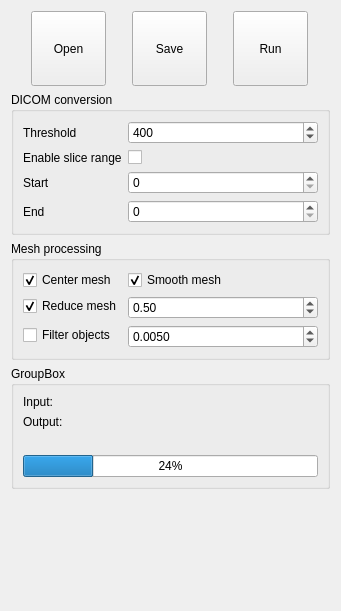
eidelen/DicomToMesh, file gui/d2mWidget.ui: the form before one commit.
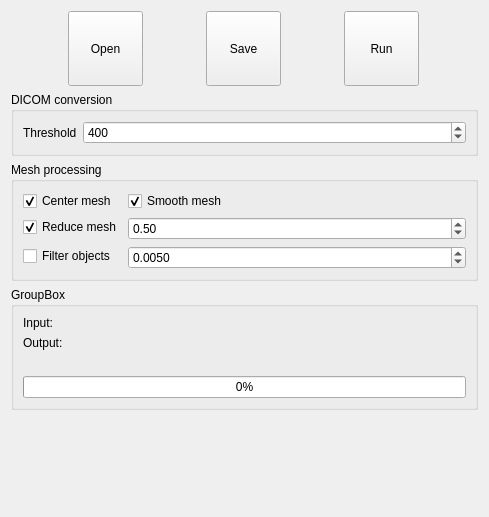
The form after the commit. Icons and pictures are not drawn.

The edit to the form file:
```diff
--- a/gui/d2mWidget.ui
+++ b/gui/d2mWidget.ui
@@ -6,8 +6,8 @@
    <rect>
     <x>0</x>
     <y>0</y>
-    <width>341</width>
-    <height>611</height>
+    <width>489</width>
+    <height>517</height>
    </rect>
   </property>
   <property name="sizePolicy">
@@ -93,77 +93,6 @@
      </item>
     </layout>
    </item>
-   <item row="1" column="0">
-    <widget class="QGroupBox" name="groupBox">
-     <property name="title">
-      <string>DICOM conversion</string>
-     </property>
-     <layout class="QFormLayout" name="formLayout_3">
-      <item row="2" column="0">
-       <widget class="QLabel" name="label">
-        <property name="text">
-         <string>Threshold</string>
-        </property>
-       </widget>
-      </item>
-      <item row="2" column="1">
-       <widget class="QSpinBox" name="thresholdSpinBox">
-        <property name="minimum">
-         <number>-20000</number>
-        </property>
-        <property name="maximum">
-         <number>20000</number>
-        </property>
-        <property name="value">
-         <number>400</number>
-        </property>
-       </widget>
-      </item>
-      <item row="3" column="0">
-       <widget class="QLabel" name="label_4">
-        <property name="text">
-         <string>Enable slice range</string>
-        </property>
-       </widget>
-      </item>
-      <item row="3" column="1">
-       <widget class="QCheckBox" name="enablSliceCB">
-        <property name="text">
-         <string/>
-        </property>
-       </widget>
-      </item>
-      <item row="4" column="0">
-       <widget class="QLabel" name="label_2">
-        <property name="text">
-         <string>Start</string>
-        </property>
-       </widget>
-      </item>
-      <item row="4" column="1">
-       <widget class="QSpinBox" name="startSpinbox">
-        <property name="maximum">
-         <number>10000</number>
-        </property>
-       </widget>
-      </item>
-      <item row="5" column="0">
-       <widget class="QLabel" name="label_3">
-        <property name="text">
-         <string>End</string>
-        </property>
-       </widget>
-      </item>
-      <item row="5" column="1">
-       <widget class="QSpinBox" name="endSpinBox">
-        <property name="maximum">
-         <number>10000</number>
-        </property>
-       </widget>
-      </item>
-     </layout>
-    </widget>
-   </item>
    <item row="3" column="0">
     <widget class="QGroupBox" name="groupBox_3">
      <property name="title">
@@ -194,7 +123,7 @@
       <item>
        <widget class="QProgressBar" name="progressBar">
         <property name="value">
-         <number>24</number>
+         <number>0</number>
         </property>
        </widget>
       </item>
@@ -298,6 +227,35 @@
      </property>
     </spacer>
    </item>
+   <item row="1" column="0">
+    <widget class="QGroupBox" name="groupBox">
+     <property name="title">
+      <string>DICOM conversion</string>
+     </property>
+     <layout class="QFormLayout" name="formLayout_3">
+      <item row="0" column="0">
+       <widget class="QLabel" name="label">
+        <property name="text">
+         <string>Threshold</string>
+        </property>
+       </widget>
+      </item>
+      <item row="0" column="1">
+       <widget class="QSpinBox" name="thresholdSpinBox">
+        <property name="minimum">
+         <number>-20000</number>
+        </property>
+        <property name="maximum">
+         <number>20000</number>
+        </property>
+        <property name="value">
+         <number>400</number>
+        </property>
+       </widget>
+      </item>
+     </layout>
+    </widget>
+   </item>
   </layout>
  </widget>
  <resources>
```
Left out of the diff: 2 changed lines with no effect on the pictures.
